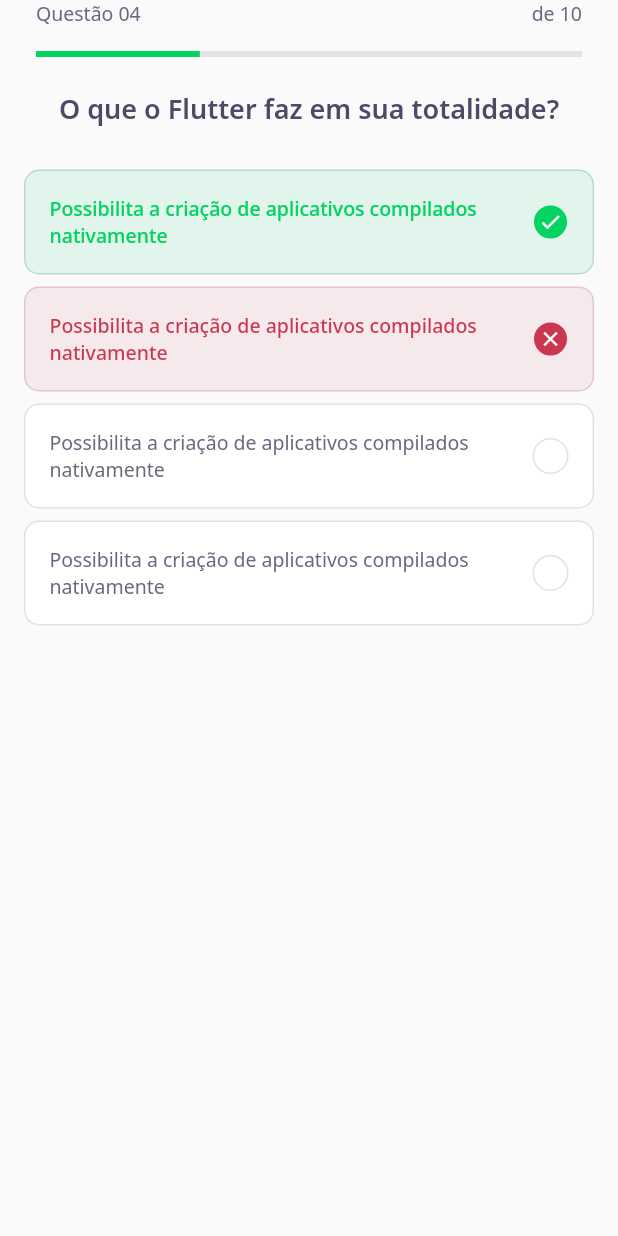
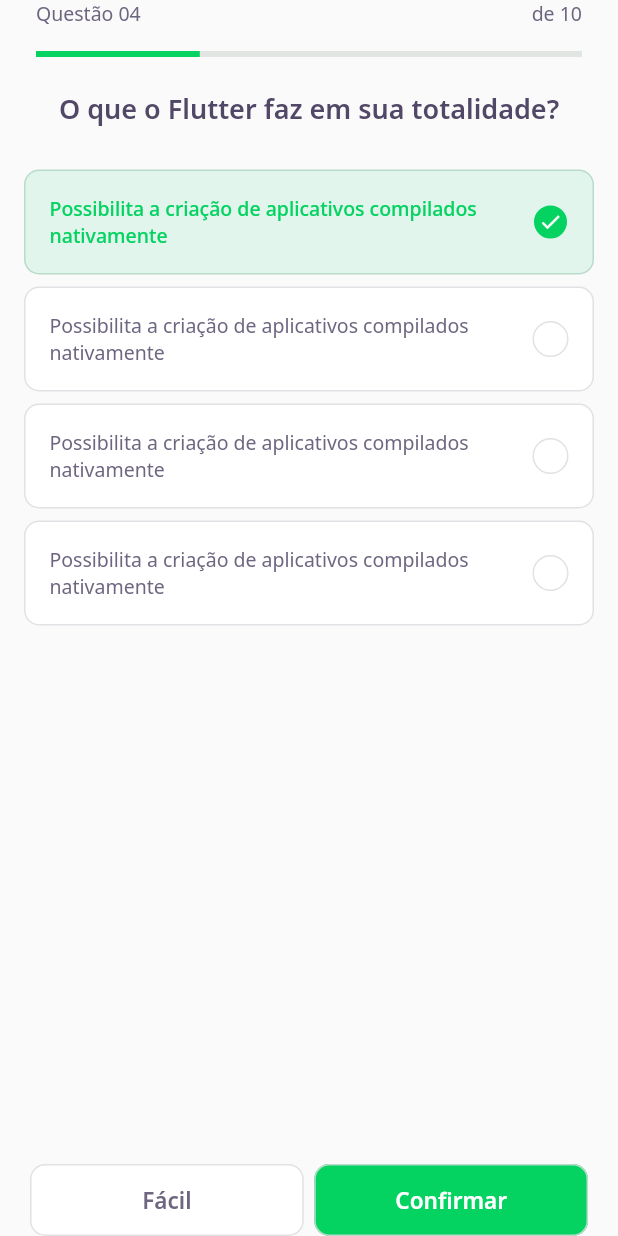
Before and after one commit to MFillipe/dev-quiz, a Flutter app: the ChallengePage screen opened directly, on a phone screen of 412 x 824 dp. Run offline on Flutter 3.47's test engine with Material 2 defaults, Android fonts, the phone set to English and light mode, and no system bars; our stand-ins replace google_fonts; accounts and stored records are empty.

Commit message:
feat: add nextButtonWidget

```diff
--- a/lib/challenge/challenge_page.dart
+++ b/lib/challenge/challenge_page.dart
@@ -1,3 +1,4 @@
+import 'package:DevQuiz/challenge/widgets/next_button/next_button_widget.dart';
 import 'package:DevQuiz/challenge/widgets/question_indicator/question_indicator_widget.dart';
 import 'package:DevQuiz/challenge/widgets/quiz/quiz_widget.dart';
 import 'package:flutter/material.dart';
@@ -20,6 +21,27 @@ class _ChallengePageState extends State<ChallengePage> {
       body: QuizWidget(
         title: "O que o Flutter faz em sua totalidade?",
       ),
+      bottomNavigationBar: SafeArea(
+        bottom: true,
+        child: Padding(
+          padding: const EdgeInsets.symmetric(horizontal: 20),
+          child: Row(
+            mainAxisAlignment: MainAxisAlignment.spaceAround,
+            children: [
+              Expanded(
+                  child: NextButtonWidget.white(label: "Fácil", onTap: () {})),
+              SizedBox(
+                width: 7,
+              ),
+              Expanded(
+                  child: NextButtonWidget.green(
+                label: "Confirmar",
+                onTap: () {},
+              )),
+            ],
+          ),
+        ),
+      ),
     );
   }
 }
--- /dev/null
+++ b/lib/challenge/widgets/next_button/next_button_widget.dart
@@ -0,0 +1,52 @@
+import 'package:DevQuiz/core/app_colors.dart';
+import 'package:flutter/material.dart';
+import 'package:google_fonts/google_fonts.dart';
+
+class NextButtonWidget extends StatelessWidget {
+  final String label;
+  final Color backgroundColor;
+  final Color fontColor;
+  final Color borderColor;
+  final VoidCallback onTap;
+
+  NextButtonWidget(
+      {required this.label,
+      required this.backgroundColor,
+      required this.fontColor,
+      required this.borderColor,
+      required this.onTap});
+
+  NextButtonWidget.green({required String label, required VoidCallback onTap})
+      : this.backgroundColor = AppColors.darkGreen,
+        this.fontColor = AppColors.white,
+        this.borderColor = AppColors.green,
+        this.onTap = onTap,
+        this.label = label;
+
+  NextButtonWidget.white({required String label, required VoidCallback onTap})
+      : this.backgroundColor = AppColors.white,
+        this.fontColor = AppColors.grey,
+        this.borderColor = AppColors.border,
+        this.onTap = onTap,
+        this.label = label;
+
+  @override
+  Widget build(BuildContext context) {
+    return Container(
+        height: 48,
+        child: TextButton(
+            style: ButtonStyle(
+                backgroundColor: MaterialStateProperty.all(backgroundColor),
+                shape: MaterialStateProperty.all(RoundedRectangleBorder(
+                    borderRadius: BorderRadius.circular(10))),
+                side:
+                    MaterialStateProperty.all(BorderSide(color: borderColor))),
+            onPressed: onTap,
+            child: Text(label,
+                style: GoogleFonts.notoSans(
+                  fontWeight: FontWeight.w600,
+                  fontSize: 15,
+                  color: fontColor,
+                ))));
+  }
+}
--- a/lib/challenge/widgets/quiz/quiz_widget.dart
+++ b/lib/challenge/widgets/quiz/quiz_widget.dart
@@ -22,8 +22,6 @@ class QuizWidget extends StatelessWidget {
               title:
                   "Possibilita a criação de aplicativos compilados nativamente"),
           AnswerWidget(
-              isRight: false,
-              isSelected: true,
               title:
                   "Possibilita a criação de aplicativos compilados nativamente"),
           AnswerWidget(
--- a/lib/core/app_widget.dart
+++ b/lib/core/app_widget.dart
@@ -1,4 +1,4 @@
-import 'package:DevQuiz/home/home_page.dart';
+import 'package:DevQuiz/challenge/challenge_page.dart';
 import 'package:flutter/material.dart';
 
 class AppWidget extends StatelessWidget {
@@ -6,7 +6,7 @@ class AppWidget extends StatelessWidget {
   Widget build(BuildContext context) {
     return MaterialApp(
       title: "DevQuiz",
-      home: HomePage(),
+      home: ChallengePage(),
     );
   }
 }
```
